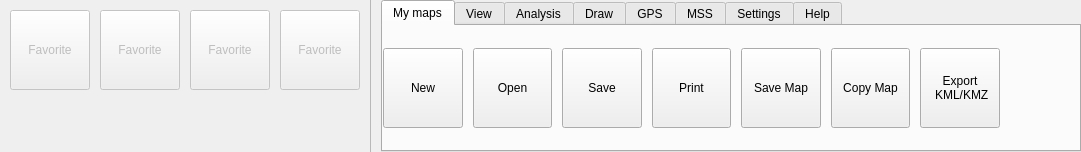
Old version of the form src/ui/qgsribbontopwidget.ui in the repository kadas-albireo/kadas-albireo.
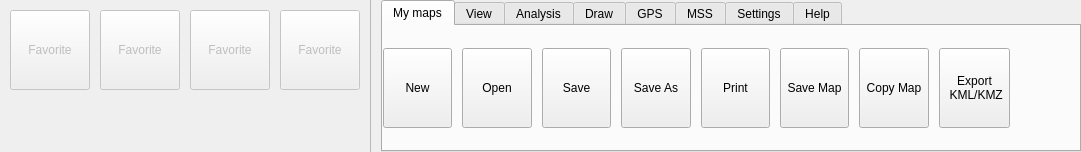
New version of the form. Icons and pictures are not drawn. Custom widgets are drawn as their Qt base class.

Commit message: Add save as button

Patch:
```diff
--- a/src/ui/qgsribbontopwidget.ui
+++ b/src/ui/qgsribbontopwidget.ui
@@ -601,6 +601,31 @@
             </property>
            </widget>
           </item>
+          <item row="0" column="3">
+           <widget class="QgsRibbonButton" name="mSaveAsButton">
+            <property name="sizePolicy">
+             <sizepolicy hsizetype="MinimumExpanding" vsizetype="Fixed">
+              <horstretch>0</horstretch>
+              <verstretch>0</verstretch>
+             </sizepolicy>
+            </property>
+            <property name="minimumSize">
+             <size>
+              <width>0</width>
+              <height>80</height>
+             </size>
+            </property>
+            <property name="maximumSize">
+             <size>
+              <width>80</width>
+              <height>80</height>
+             </size>
+            </property>
+            <property name="text">
+             <string>Save As</string>
+            </property>
+           </widget>
+          </item>
          </layout>
          <zorder>mSaveButton</zorder>
          <zorder>mOpenButton</zorder>
```
Left out of the diff: 13 changed lines with no effect on the pictures. The commit also changes 1 other file.
